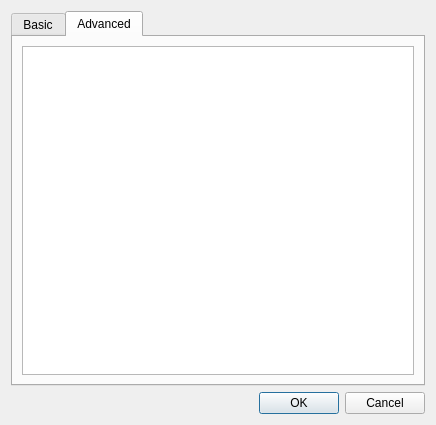
First picture: the form in projects/gui/ui/engineconfigdlg.ui, repository cutechess/cutechess, before the edit.
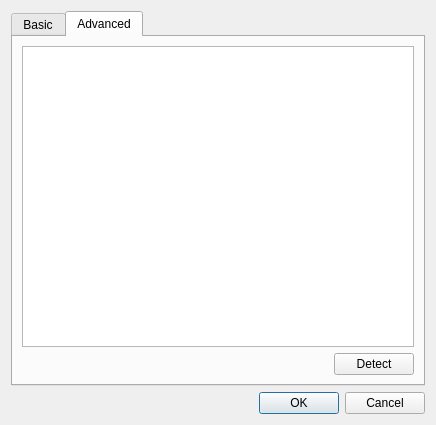
Second picture: the form after the edit. The open tabs and pages were chosen to show the change.

Commit message: Add button for detecting engine options

Diff of the .ui file:
```diff
--- a/projects/gui/ui/engineconfigdlg.ui
+++ b/projects/gui/ui/engineconfigdlg.ui
@@ -139,6 +139,8 @@
         </attribute>
         <layout class="QGridLayout" name="gridLayout_2">
          <item row="0" column="0">
+          <layout class="QVBoxLayout" name="verticalLayout_2">
+           <item>
           <widget class="QTreeView" name="m_optionsView">
            <property name="alternatingRowColors">
             <bool>true</bool>
@@ -147,6 +149,32 @@
             <bool>false</bool>
            </property>
           </widget>
+           </item>
+           <item>
+            <layout class="QHBoxLayout" name="horizontalLayout_3">
+             <item>
+              <spacer name="horizontalSpacer">
+               <property name="orientation">
+                <enum>Qt::Horizontal</enum>
+               </property>
+               <property name="sizeHint" stdset="0">
+                <size>
+                 <width>40</width>
+                 <height>20</height>
+                </size>
+               </property>
+              </spacer>
+             </item>
+             <item>
+              <widget class="QPushButton" name="m_detectBtn">
+               <property name="text">
+                <string>Detect</string>
+               </property>
+              </widget>
+             </item>
+            </layout>
+           </item>
+          </layout>
          </item>
         </layout>
        </widget>
```
Lines whose indentation alone changed are shown as unchanged. The commit also changes 2 other files.
